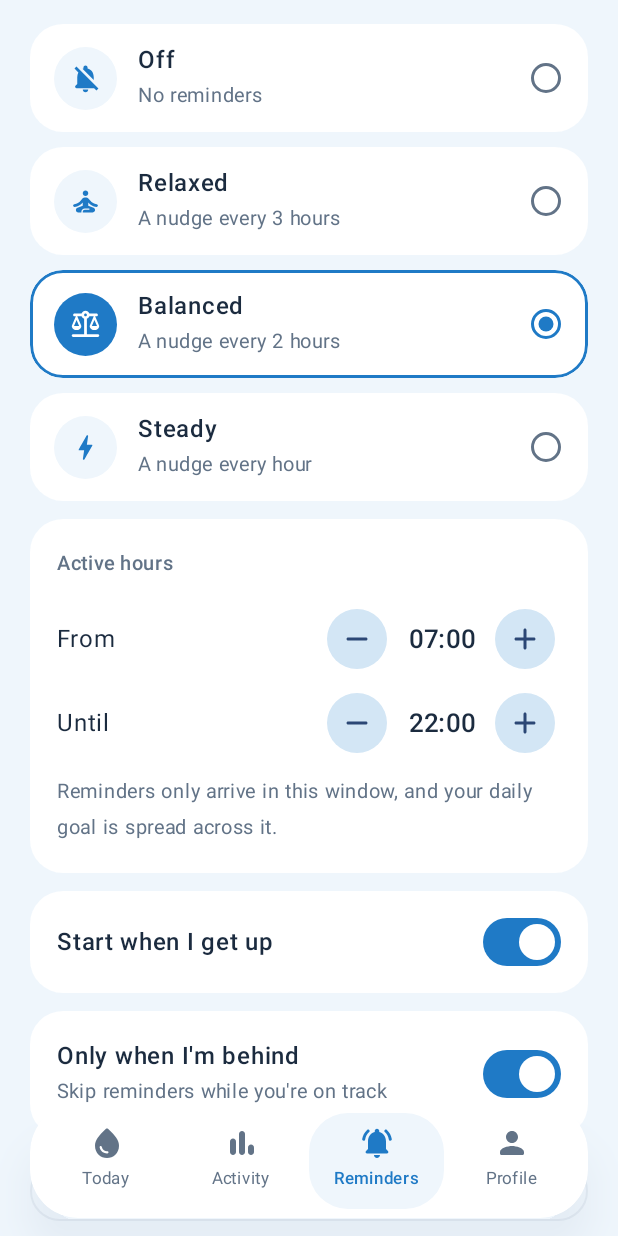
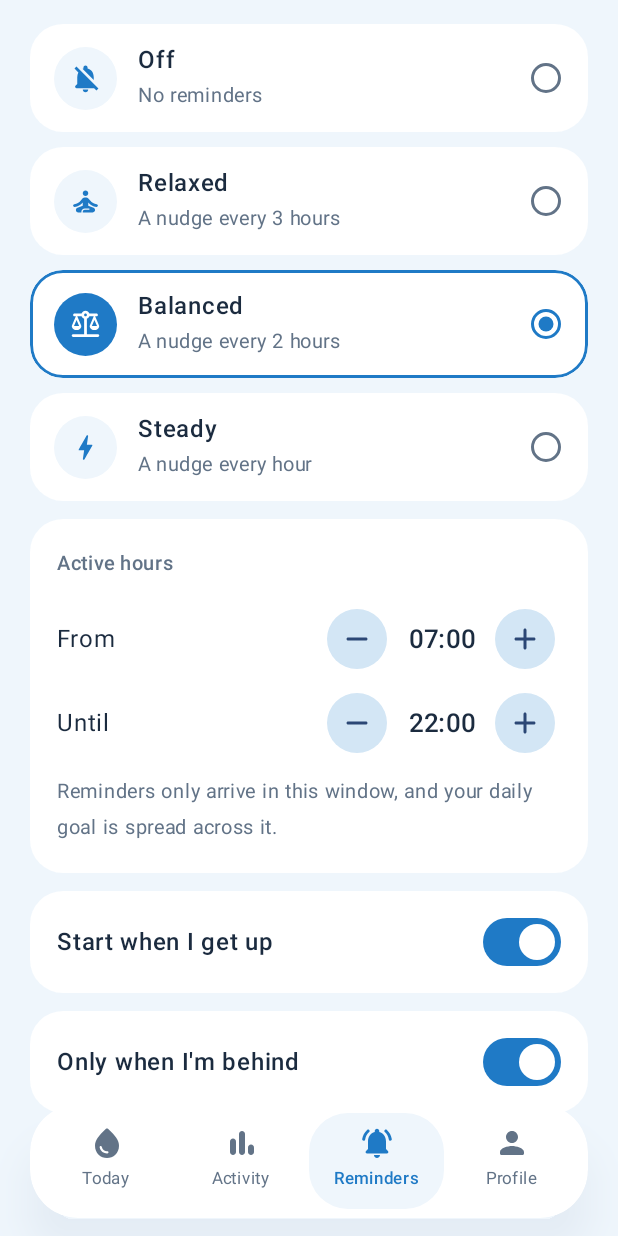
Before and after one commit to htl-leo-itp-26-28-4-5AHITM/Drinkly, an Android app built with Jetpack Compose: the screen it shows after launch (MainActivity), item 3 of the bottom bar chosen, on a phone screen of 412 x 824 dp. Run offline under Robolectric (Android 15) with nearby library versions, the phone set to English and light mode, and no system bars; network calls fail; 2 statements that could not run were skipped.

Commit message:
feat(android): drop the subtitle under "Only when I'm behind"
Co-Authored-By: Claude Opus 5.5 <noreply@anthropic.com>

```diff
--- a/frontend/android/app/src/main/java/at/drinkly/app/ui/screens/RemindersScreen.kt
+++ b/frontend/android/app/src/main/java/at/drinkly/app/ui/screens/RemindersScreen.kt
@@ -127,10 +127,8 @@ fun RemindersScreen(d: Dashboard, onUpdate: ((AppSettings) -> AppSettings) -> Un
                 ),
                 verticalAlignment = Alignment.CenterVertically,
             ) {
-                Column(Modifier.weight(1f)) {
-                    Text("Only when I'm behind", fontWeight = FontWeight.SemiBold, color = DrinklyColors.Ink)
-                    Text("Skip reminders while you're on track", fontSize = 13.sp, color = DrinklyColors.Muted)
-                }
+                Text("Only when I'm behind", Modifier.weight(1f), fontWeight = FontWeight.SemiBold, color = DrinklyColors.Ink)
+                Spacer(Modifier.width(12.dp))
                 Switch(checked = s.onlyWhenBehind, onCheckedChange = null)
             }
         }
```
